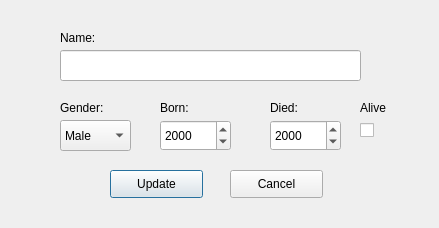
First picture: the form in updatescientist.ui, repository marthagb/VLN1-Skil-3, before the edit.
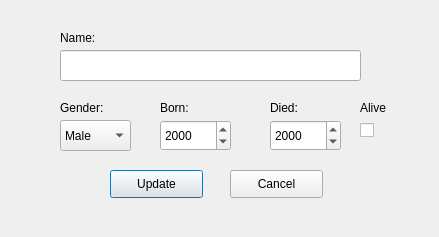
Second picture: the form after the edit.

Diff of the .ui file:
```diff
--- a/updatescientist.ui
+++ b/updatescientist.ui
@@ -7,7 +7,7 @@
     <x>0</x>
     <y>0</y>
     <width>439</width>
-    <height>228</height>
+    <height>237</height>
    </rect>
   </property>
   <property name="windowTitle">
```
Left out of the diff: 13 changed lines with no effect on the pictures.
